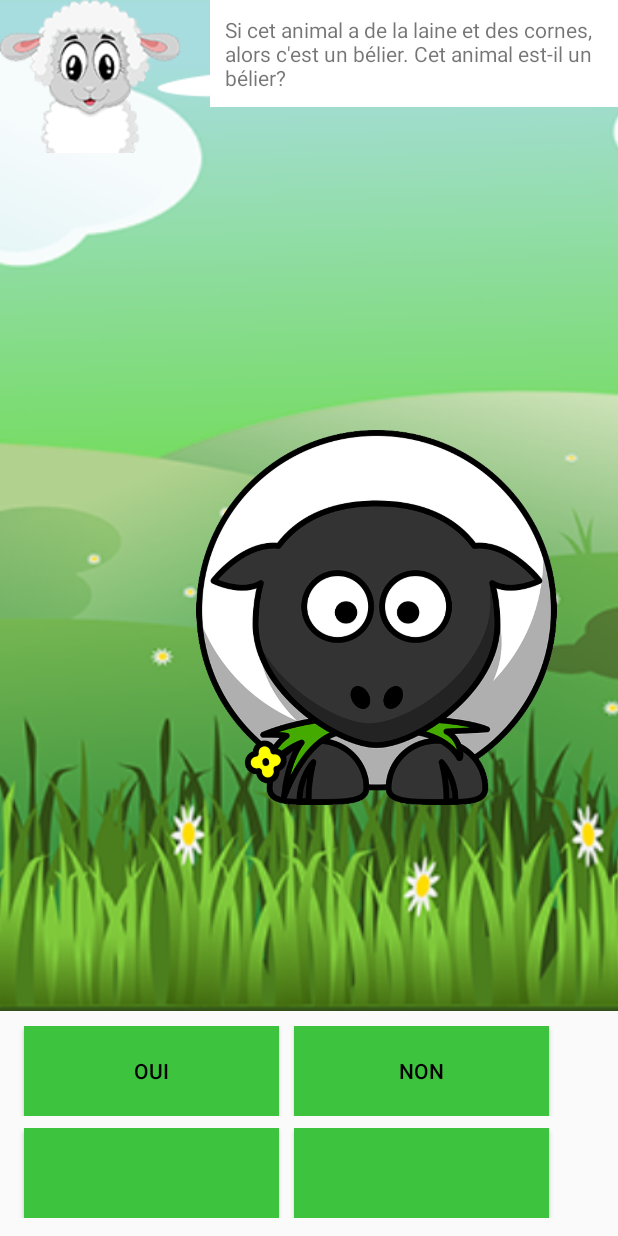
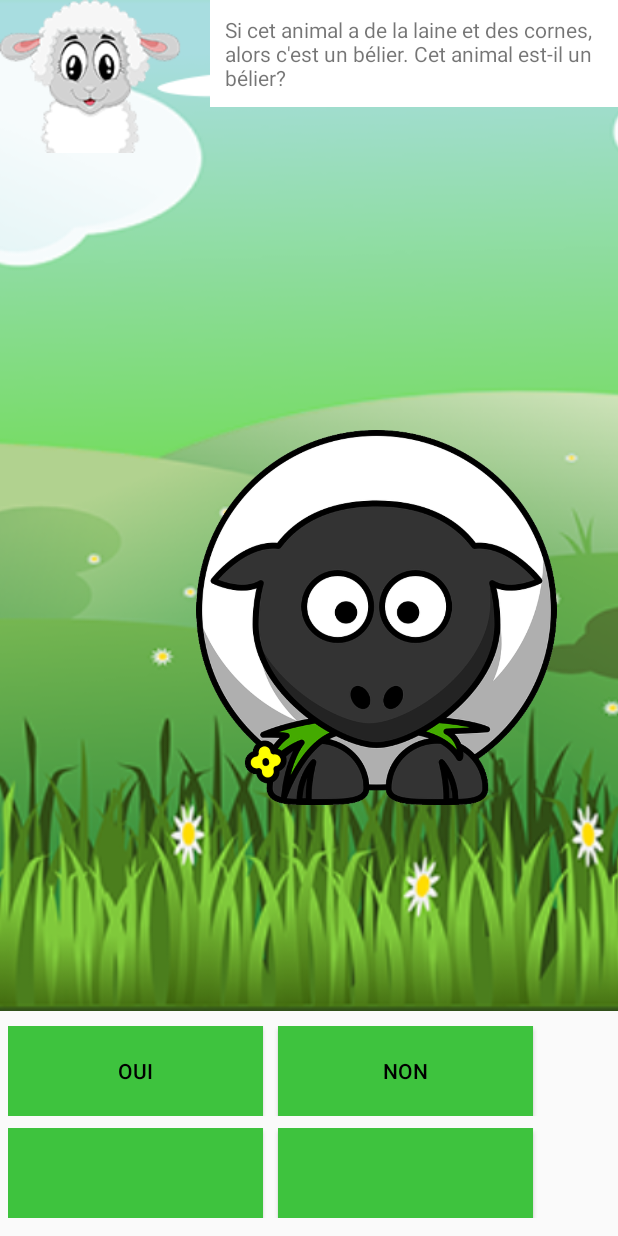
Before and after one commit to codlab/BaseCodeCesi, an Android app: the screen it shows after launch (QuestionActivity), on a phone screen of 412 x 824 dp. Run offline under Robolectric (Android 15) with nearby library versions, the phone set to English and light mode, and no system bars.

Commit message:
placement final bouton

```diff
--- a/app/src/main/res/layout/fragment_question_fragment.xml
+++ b/app/src/main/res/layout/fragment_question_fragment.xml
@@ -76,14 +76,14 @@
         android:layout_height="wrap_content"
         android:layout_gravity="bottom"
         android:layout_marginBottom="80dp"
+        android:layout_marginStart="5dp"
+        android:layout_marginLeft="5dp"
         >
 
         <Button
             android:id="@+id/button1"
             android:layout_width="170dp"
             android:layout_height="60dp"
-            android:layout_marginStart="16dp"
-            android:layout_marginLeft="16dp"
             android:background="#3ec33e"
             android:text="rep 1"
             android:textColor="#000" />
@@ -105,14 +105,14 @@
         android:layout_height="wrap_content"
         android:layout_gravity="bottom"
         android:layout_marginBottom="12dp"
+        android:layout_marginStart="5dp"
+        android:layout_marginLeft="5dp"
         >
 
         <Button
             android:id="@+id/button3"
             android:layout_width="170dp"
             android:layout_height="60dp"
-            android:layout_marginStart="16dp"
-            android:layout_marginLeft="16dp"
             android:background="#3ec33e"
             android:text="rep 3"
             android:textColor="#000" />
```
